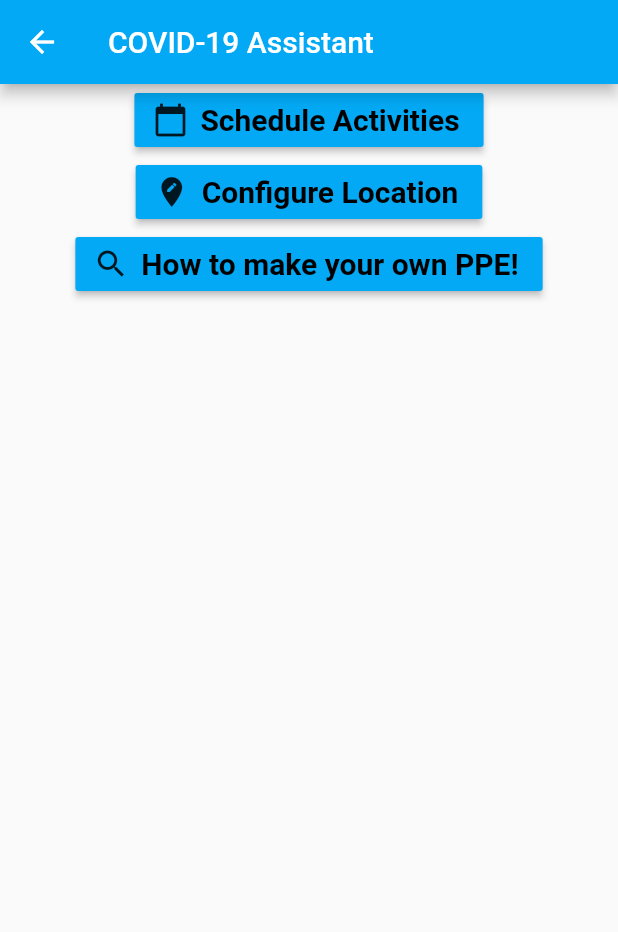
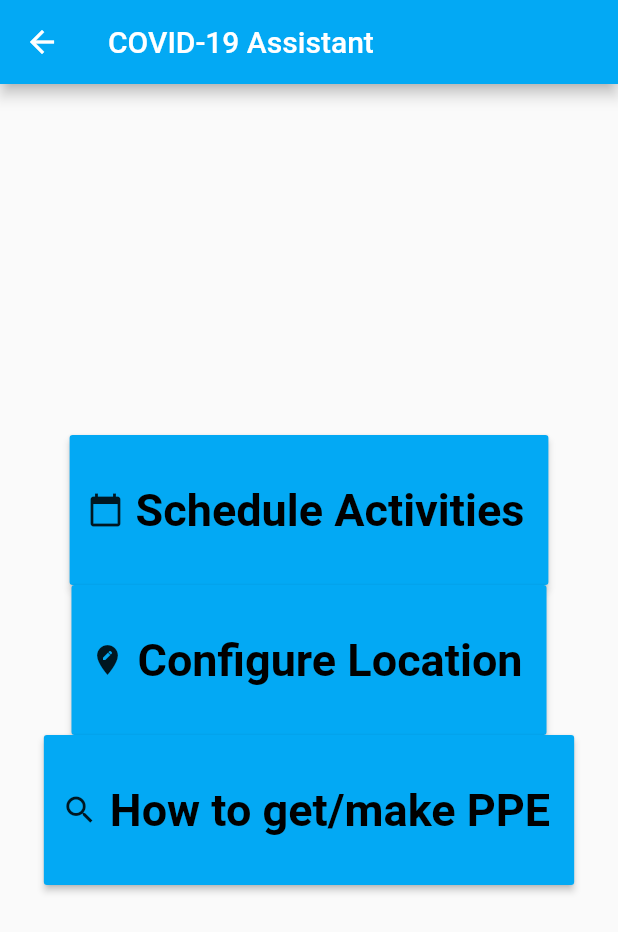
Before and after one commit to aeshon/Hygenie-Silicon-Valley-Hacks-Submission-, a Flutter app: the MainPage screen opened directly, on a phone screen of 412 x 824 dp. Shown: the top 932 px of the screen. Run offline on Flutter 3.47's test engine with Material 2 defaults, Android fonts, the phone set to English and light mode, and no system bars; our stand-ins replace fluttertoast, google_maps_flutter, location.

Commit message:
working on UI

```diff
--- a/lib/main.dart
+++ b/lib/main.dart
@@ -110,8 +110,8 @@ class LandingPage extends StatelessWidget{
         child: new Column(
           mainAxisAlignment: MainAxisAlignment.center,
           children: <Widget>[
-            new Text("Welcome to the COVID Assistant", style: new TextStyle(color: Colors.white, fontSize: 50.0, fontWeight: FontWeight.bold),),
-            new Text("Tap anywhere to continue", style: new TextStyle(color: Colors.white, fontSize: 30.0, fontWeight: FontWeight.bold),)
+            new Text("Welcome to the COVID Assistant", style: new TextStyle(color: Colors.white, fontSize: 40.0, fontWeight: FontWeight.bold),),
+            new Text("Tap anywhere to continue", style: new TextStyle(color: Colors.white, fontSize: 20.0, fontWeight: FontWeight.bold),)
           ]
         ),
       ),
@@ -133,29 +133,45 @@ class MainPage extends StatelessWidget{
       ),
       body: Center(
         child: Column(
+          mainAxisSize: MainAxisSize.max,
+          mainAxisAlignment: MainAxisAlignment.center,
           children: <Widget>[
-            new RaisedButton.icon(
+            new ButtonTheme(
+              minWidth: 200.0,
+              height: 100.0,
+              child: RaisedButton.icon(
                       onPressed: () => Navigator.push(context, route1),
                       color: Colors.lightBlue,
                       icon: Icon(
                           Icons.calendar_today
                       ),
-                label: Text('Schedule Activities', style: new TextStyle(color: Colors.black, fontSize: 20, fontWeight: FontWeight.bold))
+                      label: Text('Schedule Activities', style: new TextStyle(color: Colors.black, fontSize: 30, fontWeight: FontWeight.bold)),
                 ),
-            new RaisedButton.icon(
-                onPressed: () => Navigator.push(context, route2),
+            ),
+            new ButtonTheme(
+              minWidth: 200.0,
+              height: 100.0,
+              child: RaisedButton.icon(
+                onPressed: () => Navigator.push(context, route1),
                 color: Colors.lightBlue,
                 icon: Icon(
                     Icons.edit_location
                 ),
-                label: Text('Configure Location', style: new TextStyle(color: Colors.black, fontSize: 20, fontWeight: FontWeight.bold))),
-            new RaisedButton.icon(
-                onPressed: () => Navigator.push(context, route3),
+                label: Text('Configure Location', style: new TextStyle(color: Colors.black, fontSize: 30, fontWeight: FontWeight.bold)),
+              ),
+            ),
+            new ButtonTheme(
+              minWidth: 200.0,
+              height: 100.0,
+              child: RaisedButton.icon(
+                onPressed: () => Navigator.push(context, route1),
                 color: Colors.lightBlue,
                 icon: Icon(
                     Icons.search
                 ),
-                label: Text('How to make your own PPE!', style: new TextStyle(color: Colors.black, fontSize: 20, fontWeight: FontWeight.bold),))
+                label: Text('How to get/make PPE', style: new TextStyle(color: Colors.black, fontSize: 30, fontWeight: FontWeight.bold)),
+              ),
+            ),
           ],
         ),
       ),
```
Lines whose indentation alone changed are shown as unchanged.
